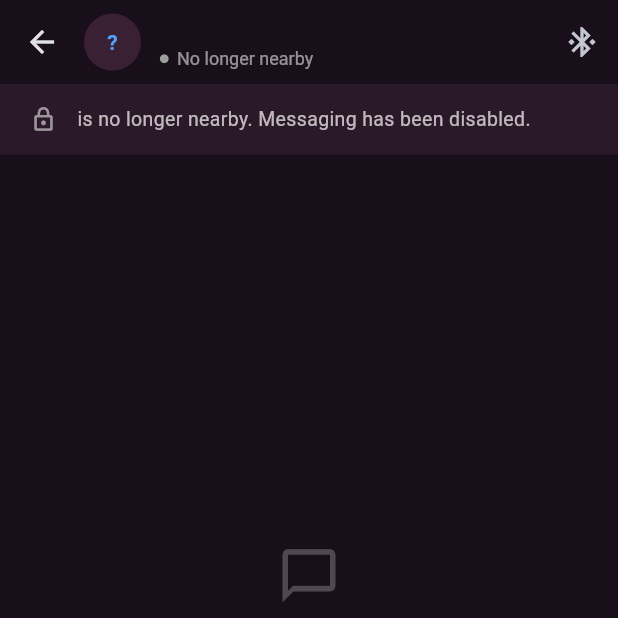
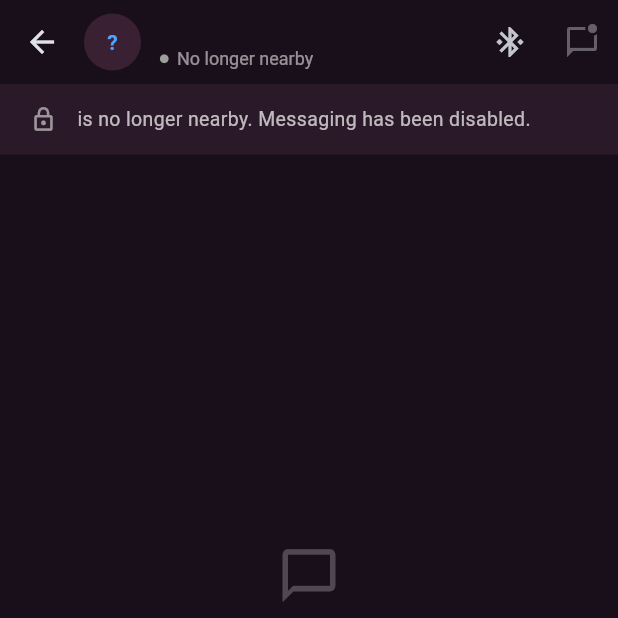
Before and after one commit to JA501R/proximity-chat, a Flutter app: the ChatScreen screen opened directly with empty values, after a tap on the "bluetooth disabled" icon, on a phone screen of 412 x 824 dp, the top half of it. Run offline on Flutter 3.47's test engine with Material 3 defaults, Android fonts, the phone set to English and light mode, and no system bars; our stand-ins replace shared_preferences; accounts and stored records are empty.

Commit message:
Add structured Glance chat sessions

```diff
--- a/lib/features/chat/chat_screen.dart
+++ b/lib/features/chat/chat_screen.dart
@@ -1,11 +1,17 @@
 import 'package:flutter/material.dart';
+import 'package:uuid/uuid.dart';
 
+import '../../services/proximity_service.dart';
 import '../nearby/nearby_user.dart';
+import '../profile/user_profile.dart';
+import 'models/chat_message.dart';
+import 'models/chat_session.dart';
 
 class ChatScreen extends StatefulWidget {
   final NearbyUser user;
+  final UserProfile localProfile;
 
-  const ChatScreen({super.key, required this.user});
+  const ChatScreen({super.key, required this.user, required this.localProfile});
 
   @override
   State<ChatScreen> createState() => _ChatScreenState();
@@ -14,11 +20,20 @@ class ChatScreen extends StatefulWidget {
 class _ChatScreenState extends State<ChatScreen> {
   final TextEditingController _messageController = TextEditingController();
 
-  final List<String> _messages = [];
+  static const Uuid _uuid = Uuid();
 
-  // Development simulation.
-  // Later this value will come from the proximity service.
-  bool _isNearby = true;
+  late final ProximityService _proximityService;
+  late final ChatSession _session;
+
+  bool get _isNearby => _proximityService.isNearby;
+
+  void _onProximityChanged() {
+    if (!mounted) {
+      return;
+    }
+
+    setState(() {});
+  }
 
   void _sendMessage() {
     if (!_isNearby) {
@@ -32,22 +47,58 @@ class _ChatScreenState extends State<ChatScreen> {
     }
 
     setState(() {
-      _messages.add(message);
+      _session.messages.add(
+        ChatMessage(
+          id: _uuid.v4(),
+          text: message,
+          sender: MessageSender.local,
+          sentAt: DateTime.now(),
+        ),
+      );
     });
 
     _messageController.clear();
   }
 
-  void _toggleNearbyStatus() {
-    setState(() {
-      _isNearby = !_isNearby;
-    });
+  @override
+  void initState() {
+    super.initState();
+
+    _session = ChatSession(
+      id: _uuid.v4(),
+      localUserId: widget.localProfile.id,
+      remoteUserId: widget.user.id,
+      startedAt: DateTime.now(),
+    );
+
+    _proximityService = ProximityService();
+    _proximityService.addListener(_onProximityChanged);
   }
 
   @override
   void dispose() {
+    _proximityService.removeListener(_onProximityChanged);
+    _proximityService.dispose();
     _messageController.dispose();
+
     super.dispose();
+  }
+
+  void _simulateReply() {
+    if (!_isNearby) {
+      return;
+    }
+
+    setState(() {
+      _session.messages.add(
+        ChatMessage(
+          id: _uuid.v4(),
+          text: 'Hey! Nice to meet you 👋',
+          sender: MessageSender.remote,
+          sentAt: DateTime.now(),
+        ),
+      );
+    });
   }
 
   @override
@@ -114,10 +165,15 @@ class _ChatScreenState extends State<ChatScreen> {
         actions: [
           IconButton(
             tooltip: _isNearby ? 'Simulate leaving' : 'Simulate returning',
-            onPressed: _toggleNearbyStatus,
+            onPressed: _proximityService.toggleForDevelopment,
             icon: Icon(
               _isNearby ? Icons.bluetooth_disabled : Icons.bluetooth_connected,
             ),
+          ),
+          IconButton(
+            tooltip: 'Simulate reply',
+            onPressed: _isNearby ? _simulateReply : null,
+            icon: const Icon(Icons.mark_chat_unread_outlined),
           ),
         ],
       ),
@@ -150,7 +206,9 @@ class _ChatScreenState extends State<ChatScreen> {
               ),
             ),
           Expanded(
-            child: _messages.isEmpty ? _buildEmptyState() : _buildMessages(),
+            child: _session.messages.isEmpty
+                ? _buildEmptyState()
+                : _buildMessages(),
           ),
           _buildMessageInput(),
         ],
@@ -190,20 +248,32 @@ class _ChatScreenState extends State<ChatScreen> {
   Widget _buildMessages() {
     return ListView.builder(
       padding: const EdgeInsets.all(20),
-      itemCount: _messages.length,
+      itemCount: _session.messages.length,
       itemBuilder: (context, index) {
+        final message = _session.messages[index];
+
+        final isLocal = message.sender == MessageSender.local;
+
         return Align(
-          alignment: Alignment.centerRight,
+          alignment: isLocal ? Alignment.centerRight : Alignment.centerLeft,
           child: Container(
             margin: const EdgeInsets.only(bottom: 10),
             padding: const EdgeInsets.symmetric(horizontal: 16, vertical: 11),
+            constraints: const BoxConstraints(maxWidth: 300),
             decoration: BoxDecoration(
-              color: const Color(0xFFB93660),
+              color: isLocal
+                  ? const Color(0xFF4DA3FF)
+                  : Colors.white.withValues(alpha: 0.08),
               borderRadius: BorderRadius.circular(18),
             ),
             child: Text(
-              _messages[index],
-              style: const TextStyle(color: Colors.white, fontSize: 15),
+              message.text,
+              style: TextStyle(
+                color: isLocal
+                    ? Colors.white
+                    : Colors.white.withValues(alpha: 0.9),
+                fontSize: 15,
+              ),
             ),
           ),
         );
--- /dev/null
+++ b/lib/features/chat/models/chat_message.dart
@@ -0,0 +1,15 @@
+enum MessageSender { local, remote }
+
+class ChatMessage {
+  final String id;
+  final String text;
+  final MessageSender sender;
+  final DateTime sentAt;
+
+  const ChatMessage({
+    required this.id,
+    required this.text,
+    required this.sender,
+    required this.sentAt,
+  });
+}
--- /dev/null
+++ b/lib/features/chat/models/chat_session.dart
@@ -0,0 +1,17 @@
+import 'chat_message.dart';
+
+class ChatSession {
+  final String id;
+  final String localUserId;
+  final String remoteUserId;
+  final DateTime startedAt;
+  final List<ChatMessage> messages;
+
+  ChatSession({
+    required this.id,
+    required this.localUserId,
+    required this.remoteUserId,
+    required this.startedAt,
+    List<ChatMessage>? messages,
+  }) : messages = messages ?? [];
+}
--- a/lib/services/proximity_service.dart
+++ b/lib/services/proximity_service.dart
@@ -0,0 +1,20 @@
+import 'package:flutter/foundation.dart';
+
+class ProximityService extends ChangeNotifier {
+  bool _isNearby = true;
+
+  bool get isNearby => _isNearby;
+
+  void setNearby(bool value) {
+    if (_isNearby == value) {
+      return;
+    }
+
+    _isNearby = value;
+    notifyListeners();
+  }
+
+  void toggleForDevelopment() {
+    setNearby(!_isNearby);
+  }
+}
```
Also changed, not shown: lib/features/nearby/nearby_screen.dart (+33 -31 lines).
